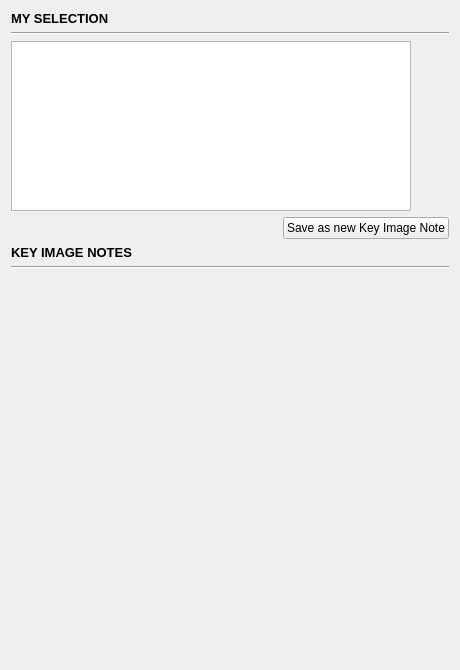
Above: starviewer/src/core/keyimagenotemanagerwidgetbase.ui from starviewer-medical/starviewer before the change. Below: the same form after it.
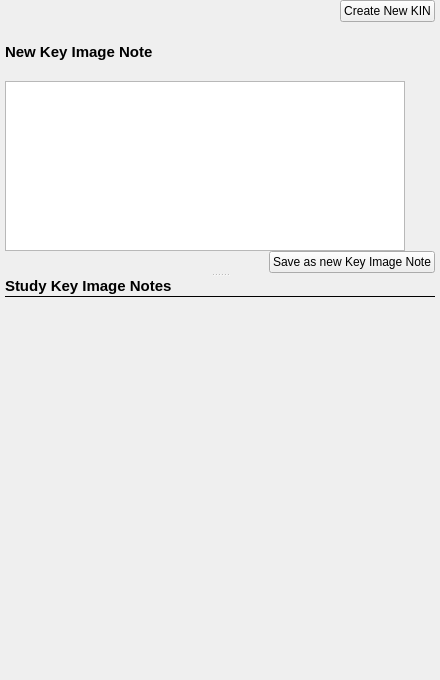
That is the form after the change. Icons and pictures are not drawn. Custom widgets are drawn as their Qt base class.

Commit message: ENH: Es fan diverses millores en la interficie del Key Image Note Manager, fent que la part del Meu KIN no sigui sempre visible, fent que el KIN creat aparegui a dalt de la seleccio i fent un bon tractament dels butons.

The edit to the form file:
```diff
--- a/starviewer/src/core/keyimagenotemanagerwidgetbase.ui
+++ b/starviewer/src/core/keyimagenotemanagerwidgetbase.ui
@@ -9,8 +9,8 @@
    <rect>
     <x>0</x>
     <y>0</y>
-    <width>460</width>
-    <height>670</height>
+    <width>440</width>
+    <height>680</height>
    </rect>
   </property>
   <property name="sizePolicy">
@@ -34,27 +34,116 @@
   <property name="windowTitle">
    <string>Key Image Notes</string>
   </property>
-  <layout class="QVBoxLayout" name="verticalLayout_2">
+  <property name="autoFillBackground">
+   <bool>false</bool>
+  </property>
+  <layout class="QVBoxLayout" name="verticalLayout_8">
+   <property name="spacing">
+    <number>0</number>
+   </property>
+   <property name="leftMargin">
+    <number>5</number>
+   </property>
+   <property name="topMargin">
+    <number>0</number>
+   </property>
+   <property name="rightMargin">
+    <number>5</number>
+   </property>
+   <property name="bottomMargin">
+    <number>0</number>
+   </property>
    <item>
-    <layout class="QVBoxLayout" name="verticalLayout">
+    <layout class="QHBoxLayout" name="horizontalLayout_3">
+     <property name="spacing">
+      <number>0</number>
+     </property>
+     <property name="margin">
+      <number>0</number>
+     </property>
+     <item>
+      <spacer name="horizontalSpacer_2">
+       <property name="orientation">
+        <enum>Qt::Horizontal</enum>
+       </property>
+       <property name="sizeHint" stdset="0">
+        <size>
+         <width>140</width>
+         <height>16</height>
+        </size>
+       </property>
+      </spacer>
+     </item>
+     <item>
+      <widget class="QPushButton" name="m_newKeyImageNoteButton">
+       <property name="text">
+        <string>Create New KIN</string>
+       </property>
+       <property name="icon">
+        <iconset resource="../main/main.qrc">
+         <normaloff>:/images/kin.png</normaloff>:/images/kin.png</iconset>
+       </property>
+      </widget>
+     </item>
+    </layout>
+   </item>
+   <item>
+    <widget class="QSplitter" name="m_splitter">
+     <property name="autoFillBackground">
+      <bool>false</bool>
+     </property>
+     <property name="orientation">
+      <enum>Qt::Vertical</enum>
+     </property>
+     <widget class="QWidget" name="widget" native="true">
+      <property name="sizePolicy">
+       <sizepolicy hsizetype="Preferred" vsizetype="Fixed">
+        <horstretch>0</horstretch>
+        <verstretch>0</verstretch>
+       </sizepolicy>
+      </property>
+      <property name="minimumSize">
+       <size>
+        <width>0</width>
+        <height>251</height>
+       </size>
+      </property>
+      <property name="maximumSize">
+       <size>
+        <width>16777215</width>
+        <height>251</height>
+       </size>
+      </property>
+      <property name="autoFillBackground">
+       <bool>false</bool>
+      </property>
+      <layout class="QVBoxLayout" name="verticalLayout_7">
+       <property name="spacing">
+        <number>0</number>
+       </property>
+       <property name="margin">
+        <number>0</number>
+       </property>
      <item>
       <widget class="QLabel" name="m_mySelectionLabel">
+         <property name="maximumSize">
+          <size>
+           <width>16777215</width>
+           <height>16777215</height>
+          </size>
+         </property>
        <property name="font">
         <font>
-         <pointsize>10</pointsize>
+           <pointsize>11</pointsize>
          <weight>75</weight>
          <bold>true</bold>
         </font>
        </property>
+         <property name="autoFillBackground">
+          <bool>false</bool>
+         </property>
        <property name="text">
-        <string>MY SELECTION</string>
-       </property>
-      </widget>
-     </item>
-     <item>
-      <widget class="Line" name="line_1">
-       <property name="orientation">
-        <enum>Qt::Horizontal</enum>
+          <string>New Key Image Note</string>
        </property>
       </widget>
      </item>
@@ -80,12 +169,21 @@
        <property name="focusPolicy">
         <enum>Qt::NoFocus</enum>
        </property>
+         <property name="autoFillBackground">
+          <bool>false</bool>
+         </property>
       </widget>
      </item>
      <item>
-      <layout class="QHBoxLayout" name="horizontalLayout_3">
+        <layout class="QHBoxLayout" name="horizontalLayout_11">
+         <property name="spacing">
+          <number>0</number>
+         </property>
+         <property name="margin">
+          <number>0</number>
+         </property>
        <item>
-        <spacer name="horizontalSpacer">
+          <spacer name="horizontalSpacer_8">
          <property name="orientation">
           <enum>Qt::Horizontal</enum>
          </property>
@@ -106,22 +204,44 @@
        </item>
       </layout>
      </item>
+      </layout>
+     </widget>
+     <widget class="QWidget" name="layoutWidget">
+      <layout class="QVBoxLayout" name="verticalLayout_6">
+       <property name="spacing">
+        <number>0</number>
+       </property>
+       <property name="margin">
+        <number>0</number>
+       </property>
      <item>
       <widget class="QLabel" name="m_keyImageNotesLabel">
        <property name="font">
         <font>
-         <pointsize>10</pointsize>
+           <pointsize>11</pointsize>
          <weight>75</weight>
          <bold>true</bold>
         </font>
        </property>
+         <property name="autoFillBackground">
+          <bool>false</bool>
+         </property>
        <property name="text">
-        <string>KEY IMAGE NOTES</string>
+          <string>Study Key Image Notes</string>
        </property>
       </widget>
      </item>
      <item>
-      <widget class="Line" name="line_2">
+        <widget class="Line" name="line">
+         <property name="autoFillBackground">
+          <bool>false</bool>
+         </property>
+         <property name="frameShadow">
+          <enum>QFrame::Plain</enum>
+         </property>
+         <property name="lineWidth">
+          <number>1</number>
+         </property>
        <property name="orientation">
         <enum>Qt::Horizontal</enum>
        </property>
@@ -141,6 +261,9 @@
          <height>16777215</height>
         </size>
        </property>
+         <property name="autoFillBackground">
+          <bool>false</bool>
+         </property>
        <property name="frameShape">
         <enum>QFrame::NoFrame</enum>
        </property>
@@ -161,7 +284,7 @@
          <rect>
           <x>0</x>
           <y>0</y>
-          <width>440</width>
+            <width>428</width>
           <height>370</height>
          </rect>
         </property>
@@ -177,6 +300,9 @@
           <height>16777215</height>
          </size>
         </property>
+          <property name="autoFillBackground">
+           <bool>false</bool>
+          </property>
         <layout class="QHBoxLayout" name="horizontalLayout_2">
          <item>
           <widget class="QWidget" name="Widget" native="true">
@@ -201,9 +327,22 @@
              <height>16777215</height>
             </size>
            </property>
+             <property name="autoFillBackground">
+              <bool>false</bool>
+             </property>
            <layout class="QHBoxLayout" name="horizontalLayout">
+              <property name="spacing">
+               <number>0</number>
+              </property>
+              <property name="margin">
+               <number>0</number>
+              </property>
             <item>
-             <layout class="QVBoxLayout" name="m_layout"/>
+               <layout class="QVBoxLayout" name="m_layout">
+                <property name="spacing">
+                 <number>10</number>
+                </property>
+               </layout>
             </item>
            </layout>
           </widget>
@@ -213,6 +352,8 @@
       </widget>
      </item>
     </layout>
+     </widget>
+    </widget>
    </item>
    <item>
     <spacer name="verticalSpacer">
```
Left out of the diff: 4 changed lines with no effect on the pictures. Lines whose indentation alone changed are shown as unchanged. The commit also changes 4 other files.
